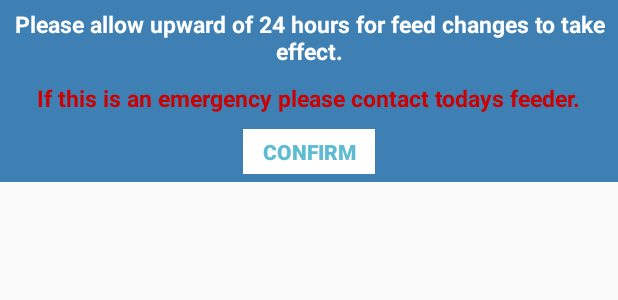
After one commit to bjridge/RedHillConcierge, an Android app: the layout alert_feed_layout.xml on its own in the app's theme, with its tools: preview values and no code run, on a phone screen of 412 x 824 dp. The commit adds this screen. Shown: the top 300 px of the screen. Run offline under Robolectric (Android 15) with nearby library versions, the phone set to English and light mode, and no system bars.

Commit message:
Created alert for feed changes and an onclickAlert for "alert_feed_layout.xml"

```diff
--- /dev/null
+++ b/app/src/main/res/layout/alert_feed_layout.xml
@@ -0,0 +1,45 @@
+<?xml version="1.0" encoding="utf-8"?>
+<LinearLayout xmlns:android="http://schemas.android.com/apk/res/android"
+    android:layout_width="fill_parent"
+    android:layout_height="wrap_content"
+    android:padding="5sp"
+    android:background="#3E80B4"
+    android:orientation="vertical">
+
+    <TextView android:id="@+id/txt_dia"
+        android:layout_width="wrap_content"
+        android:layout_height="wrap_content"
+        android:gravity="center"
+        android:text="Please allow upward of 24 hours for feed changes to take effect."
+        android:textColor="@android:color/white"
+        android:textSize="15dp"
+        android:textStyle="bold"/>
+    <TextView android:id="@+id/txt_contact"
+        android:layout_width="wrap_content"
+        android:layout_height="wrap_content"
+        android:layout_gravity="center"
+        android:layout_margin="10dp"
+        android:text="If this is an emergency please contact todays feeder."
+        android:textColor="@android:color/holo_red_dark"
+        android:textSize="15dp"
+        android:textStyle="bold"/>
+
+
+    <LinearLayout
+        android:layout_width="wrap_content"
+        android:layout_height="wrap_content"
+        android:layout_gravity="center"
+        android:background="#3E80B4"
+        android:orientation="horizontal" >
+
+        <Button android:id="@+id/btn_confirm"
+            android:layout_width="wrap_content"
+            android:layout_height="30dp"
+            android:background="@android:color/white"
+            android:clickable="true"
+            android:text="Confirm"
+            android:textColor="#5DBCD2"
+            android:textStyle="bold" />
+    </LinearLayout>
+
+</LinearLayout>
```
Also changed, not shown: app/src/main/java/ViewControllers/OnclickAlertFeedDialog.java (added, +45 -0 lines), app/src/main/res/layout/personal_info_layout.xml (+31 -43 lines).
